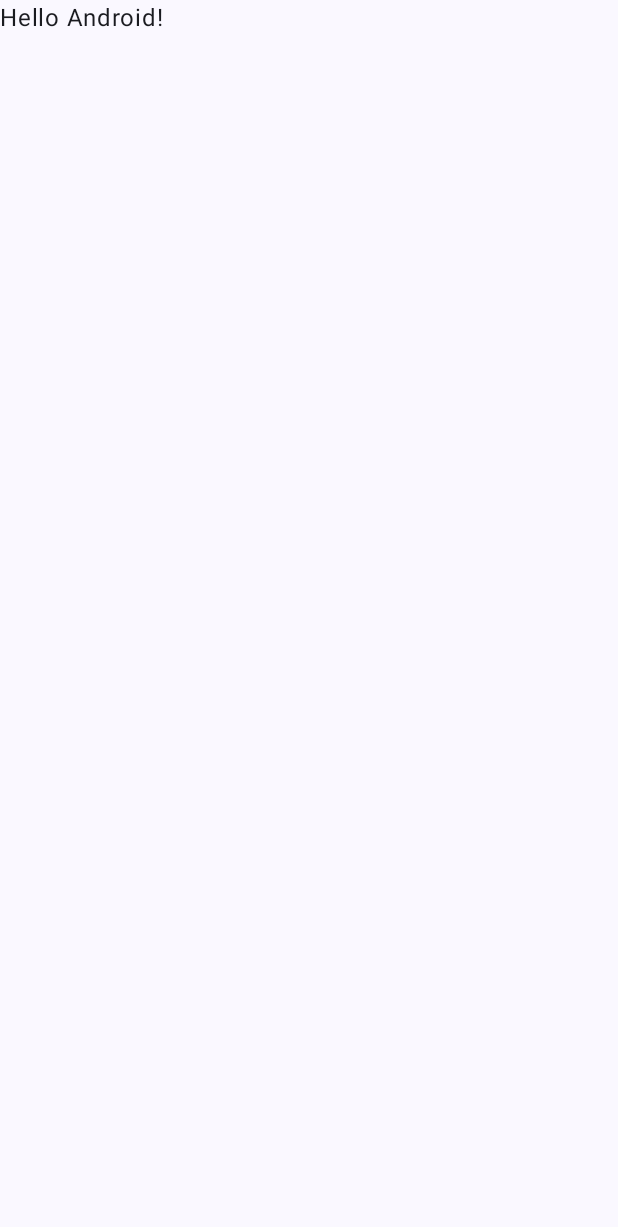
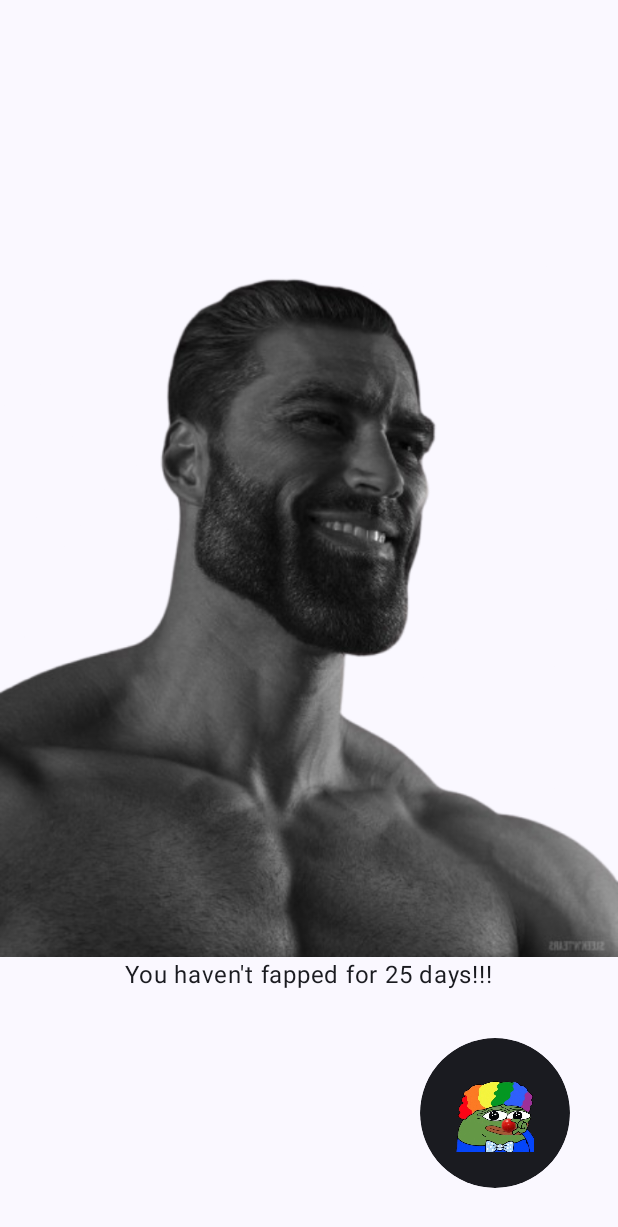
Before and after one commit to Versus04/no-fap, an Android app built with Jetpack Compose: the screen it shows after launch (MainActivity), on a phone screen of 412 x 824 dp. Before the commit the part shown is almost empty. Shown: the top 1227 px of the screen. Run offline under Robolectric (Android 15) with nearby library versions, the phone set to English and light mode, and no system bars.

Commit message:
almost finished with the basic part of the UI tried to keep it as minimal as possible

```diff
--- a/app/build.gradle.kts
+++ b/app/build.gradle.kts
@@ -6,12 +6,12 @@ plugins {
 
 android {
     namespace = "com.example.nofap"
-    compileSdk = 34
+    compileSdk = 35
 
     defaultConfig {
         applicationId = "com.example.nofap"
         minSdk = 24
-        targetSdk = 34
+        targetSdk = 35
         versionCode = 1
         versionName = "1.0"
 
--- /dev/null
+++ b/app/src/main/java/com/example/nofap/HomeScreen.kt
@@ -0,0 +1,69 @@
+package com.example.nofap
+
+import androidx.compose.foundation.Image
+import androidx.compose.foundation.layout.Arrangement
+import androidx.compose.foundation.layout.Box
+import androidx.compose.foundation.layout.Column
+import androidx.compose.foundation.layout.fillMaxSize
+import androidx.compose.foundation.layout.padding
+import androidx.compose.foundation.layout.size
+import androidx.compose.foundation.layout.statusBarsPadding
+import androidx.compose.foundation.shape.CircleShape
+import androidx.compose.foundation.shape.RoundedCornerShape
+import androidx.compose.material3.Button
+import androidx.compose.material3.ButtonColors
+import androidx.compose.material3.MaterialTheme
+import androidx.compose.material3.Surface
+import androidx.compose.material3.Text
+import androidx.compose.runtime.Composable
+import androidx.compose.ui.Alignment
+import androidx.compose.ui.Modifier
+import androidx.compose.ui.draw.clip
+import androidx.compose.ui.graphics.Color
+import androidx.compose.ui.res.painterResource
+import androidx.compose.ui.tooling.preview.Preview
+import androidx.compose.ui.unit.dp
+
+@Composable
+fun HomeScreen()
+{
+    Surface(modifier = Modifier.statusBarsPadding().fillMaxSize(), color = MaterialTheme.colorScheme.background) {
+        Column(horizontalAlignment = Alignment.CenterHorizontally, verticalArrangement = Arrangement.Center) {
+            streak("25")
+          }
+        Box(contentAlignment = Alignment.BottomEnd, modifier = Modifier.padding(32.dp)){
+            clownbutton({})
+        }
+    }
+
+}
+
+
+@Composable
+fun streak(streakdays: String)
+{
+    Column(horizontalAlignment = Alignment.CenterHorizontally) {
+
+        Image(painter = painterResource(R.drawable.sigma), contentDescription = null)
+        Text("You haven't fapped for $streakdays days!!!")
+
+
+    }
+}
+@Composable
+fun clownbutton( onclick: ()-> Unit)
+{   var colors = ButtonColors(
+    containerColor = MaterialTheme.colorScheme.onBackground, // or Color.Black
+    contentColor = Color.White,
+    disabledContainerColor = Color.Gray,
+    disabledContentColor = Color.LightGray
+)
+    Button( onclick,modifier = Modifier.size(100.dp).clip(CircleShape), shape = CircleShape, colors = colors) {Image(painter = painterResource(R.drawable.clown), contentDescription = null) }
+}
+
+@Preview(showBackground = true)
+@Composable
+fun streakprev()
+{
+    HomeScreen()
+}
--- a/app/src/main/java/com/example/nofap/MainActivity.kt
+++ b/app/src/main/java/com/example/nofap/MainActivity.kt
@@ -19,29 +19,9 @@ class MainActivity : ComponentActivity() {
         enableEdgeToEdge()
         setContent {
             NoFapTheme {
-                Scaffold(modifier = Modifier.fillMaxSize()) { innerPadding ->
-                    Greeting(
-                        name = "Android",
-                        modifier = Modifier.padding(innerPadding)
-                    )
-                }
+                HomeScreen()
+
             }
         }
     }
 }
-
-@Composable
-fun Greeting(name: String, modifier: Modifier = Modifier) {
-    Text(
-        text = "Hello $name!",
-        modifier = modifier
-    )
-}
-
-@Preview(showBackground = true)
-@Composable
-fun GreetingPreview() {
-    NoFapTheme {
-        Greeting("Android")
-    }
-}
```
Also changed, not shown: app/src/main/res/drawable/clown.png (added), app/src/main/res/drawable/sigma.png (added).
